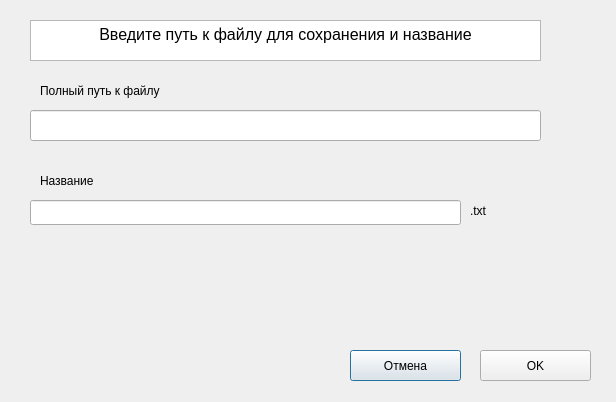
EgorovaAnna/gpbla, file saveflight.ui: the form before one commit.
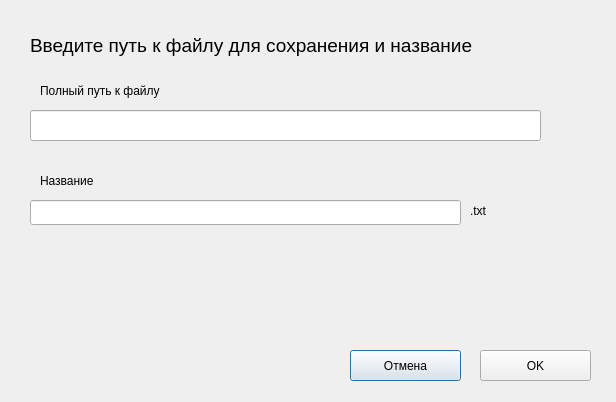
The form after the commit.

```diff
--- a/saveflight.ui
+++ b/saveflight.ui
@@ -68,23 +68,6 @@
     <string/>
    </property>
   </widget>
-  <widget class="QTextBrowser" name="textBrowser">
-   <property name="geometry">
-    <rect>
-     <x>30</x>
-     <y>20</y>
-     <width>511</width>
-     <height>41</height>
-    </rect>
-   </property>
-   <property name="html">
-    <string>&lt;!DOCTYPE HTML PUBLIC &quot;-//W3C//DTD HTML 4.0//EN&quot; &quot;http://www.w3.org/TR/REC-html40/strict.dtd&quot;&gt;
-&lt;html&gt;&lt;head&gt;&lt;meta name=&quot;qrichtext&quot; content=&quot;1&quot; /&gt;&lt;style type=&quot;text/css&quot;&gt;
-p, li { white-space: pre-wrap; }
-&lt;/style&gt;&lt;/head&gt;&lt;body style=&quot; font-family:'Ubuntu'; font-size:11pt; font-weight:400; font-style:normal;&quot;&gt;
-&lt;p align=&quot;center&quot; style=&quot; margin-top:0px; margin-bottom:0px; margin-left:0px; margin-right:0px; -qt-block-indent:0; text-indent:0px;&quot;&gt;&lt;span style=&quot; font-size:12pt;&quot;&gt;Введите путь к файлу для сохранения и название&lt;/span&gt;&lt;/p&gt;&lt;/body&gt;&lt;/html&gt;</string>
-   </property>
-  </widget>
   <widget class="QLabel" name="label">
    <property name="geometry">
     <rect>
@@ -124,6 +107,24 @@
     <string>.txt</string>
    </property>
   </widget>
+  <widget class="QLabel" name="label_4">
+   <property name="geometry">
+    <rect>
+     <x>30</x>
+     <y>30</y>
+     <width>471</width>
+     <height>31</height>
+    </rect>
+   </property>
+   <property name="font">
+    <font>
+     <pointsize>14</pointsize>
+    </font>
+   </property>
+   <property name="text">
+    <string>Введите путь к файлу для сохранения и название</string>
+   </property>
+  </widget>
  </widget>
  <resources/>
  <connections/>
```
